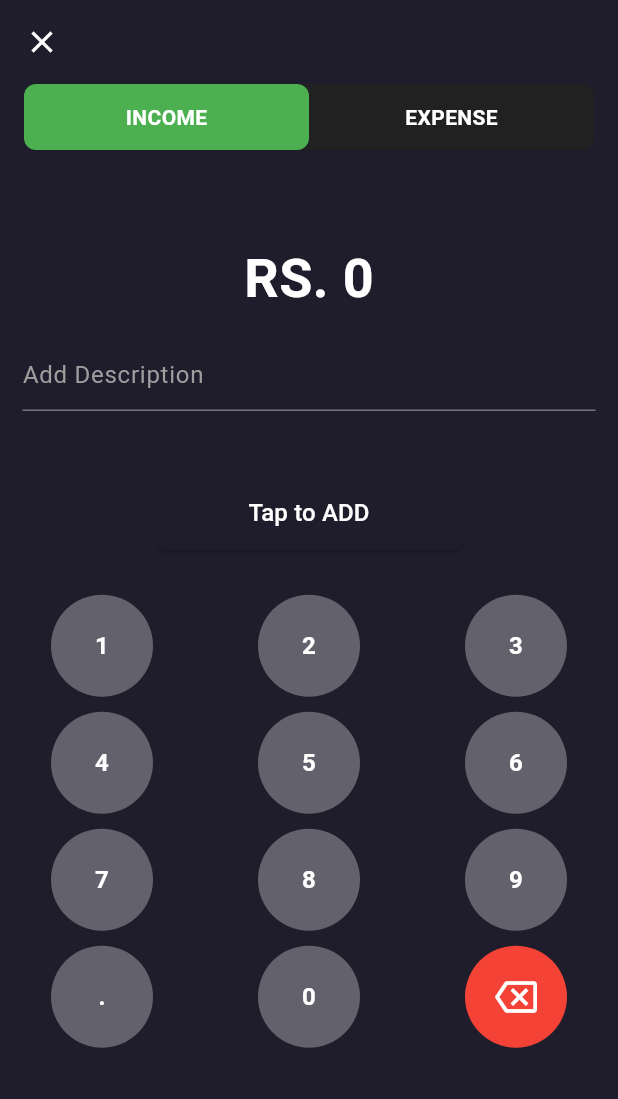
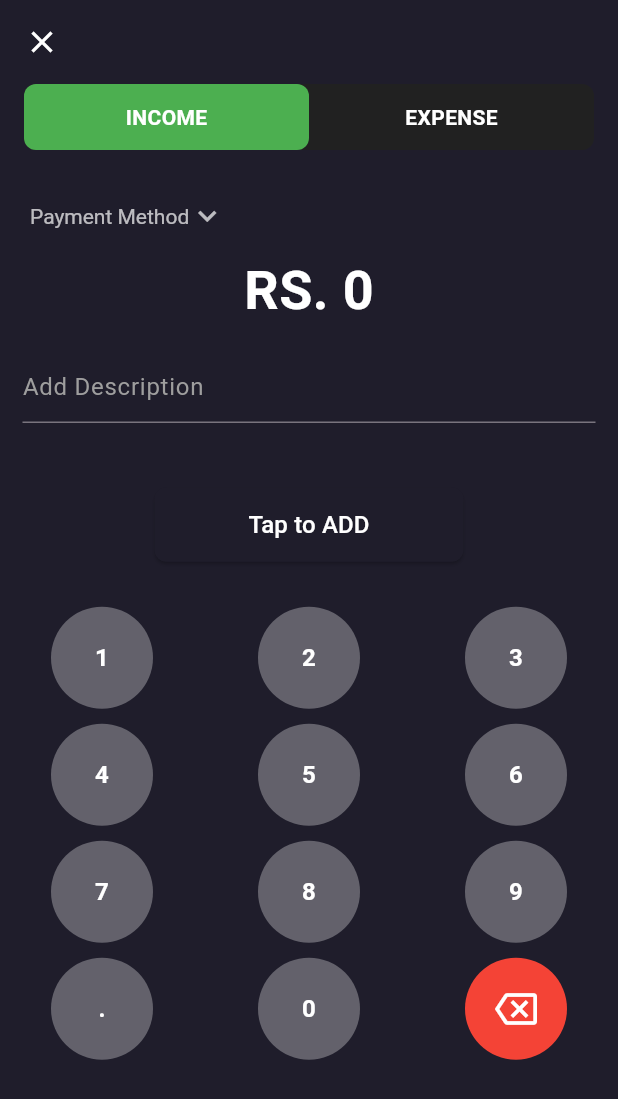
Before and after one commit to MSMTMS786/BudgetPal, a Flutter app: the AddTransactionScreen screen opened directly, on a phone screen of 412 x 824 dp. Shown: the top 1099 px of the screen. Run offline on Flutter 3.47's test engine with Material 3 defaults, Android fonts, the phone set to English and light mode, and no system bars; our stand-ins replace share_plus, shared_preferences; accounts and stored records are empty.

Commit message:
some Changes

```diff
--- a/lib/main.dart
+++ b/lib/main.dart
@@ -1,4 +1,3 @@
-import 'package:expense_tracker/screen/home_screen.dart';
 import 'package:expense_tracker/screen/splash_screen.dart';
 import 'package:flutter/material.dart';
 
@@ -6,7 +5,7 @@ void main() async {
   WidgetsFlutterBinding.ensureInitialized();
   runApp(MaterialApp(
     debugShowCheckedModeBanner: false,
-     home: HomeScreen()
+     home: SplashScreen()
      )
      );
 }
--- a/lib/screen/add_expense_income.dart
+++ b/lib/screen/add_expense_income.dart
@@ -101,6 +101,29 @@ class _AddTransactionScreenState extends State<AddTransactionScreen> {
               ),
             ),
 
+            Padding(
+              padding: const EdgeInsets.only(left: 20,right: 20,top: 20),
+              child: Row(
+
+                mainAxisAlignment: MainAxisAlignment.spaceBetween,
+                children: [
+                  // Category Selection (Only for Icome)
+
+                DropdownButton<String>(
+                  dropdownColor: const Color(0xFF1F1D2B),
+                  underline: Container(),
+                  icon: const Icon(Icons.keyboard_arrow_down, color: Colors.white70),
+                  style: const TextStyle(color: Colors.white),
+                  hint: const Text("Payment Method", style: TextStyle(color: Colors.white70)),
+                  value: selectedPaymentMethod,
+                  onChanged: (value) => setState(() => selectedPaymentMethod = value),
+                  items: const [
+                    DropdownMenuItem(value: "Cash", child: Text("Cash")),
+                    DropdownMenuItem(value: "Card", child: Text("Card")),
+                    DropdownMenuItem(value: "Net Banking", child: Text("Net Banking")),
+                    DropdownMenuItem(value: "Other", child: Text("Other")),
+                  ],
+                ),
               // Category Selection (Only for Expense)
               if (!isIncome)
                 DropdownButton<String>(
@@ -119,7 +142,10 @@ class _AddTransactionScreenState extends State<AddTransactionScreen> {
                     DropdownMenuItem(value: "Other", child: Text("Other")),
                   ],
                 ),
-            SizedBox(height: 60),
+                ],
+              ),
+            ),
+
             // Amount Display
             Text("RS. $amount", style: const TextStyle(color: Colors.white, fontSize: 36, fontWeight: FontWeight.bold)),
 
--- a/lib/screen/reciept_screen.dart
+++ b/lib/screen/reciept_screen.dart
@@ -42,7 +42,6 @@ class ReceiptScreen extends StatelessWidget {
   Widget build(BuildContext context) {
     final formatter = DateFormat('MMM dd, yyyy HH:mm');
     final formattedDate = formatter.format(transaction.date);
-    final transactionColor = transaction.isExpense ? Colors.red : Colors.green;
 
     return Scaffold(
       backgroundColor: const Color(0xFF1F1D2B),
```
Lines whose indentation alone changed are shown as unchanged.
